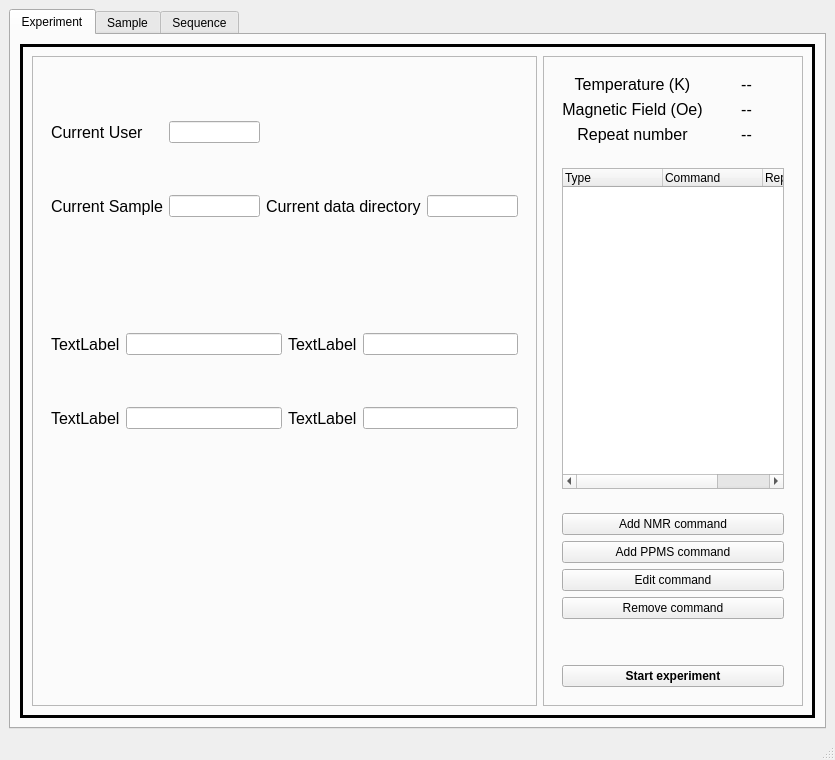
Qt form ui files/gui_pyqtgraph_9.ui (jhead96/NMR-spectrometer-GUI) before a commit.
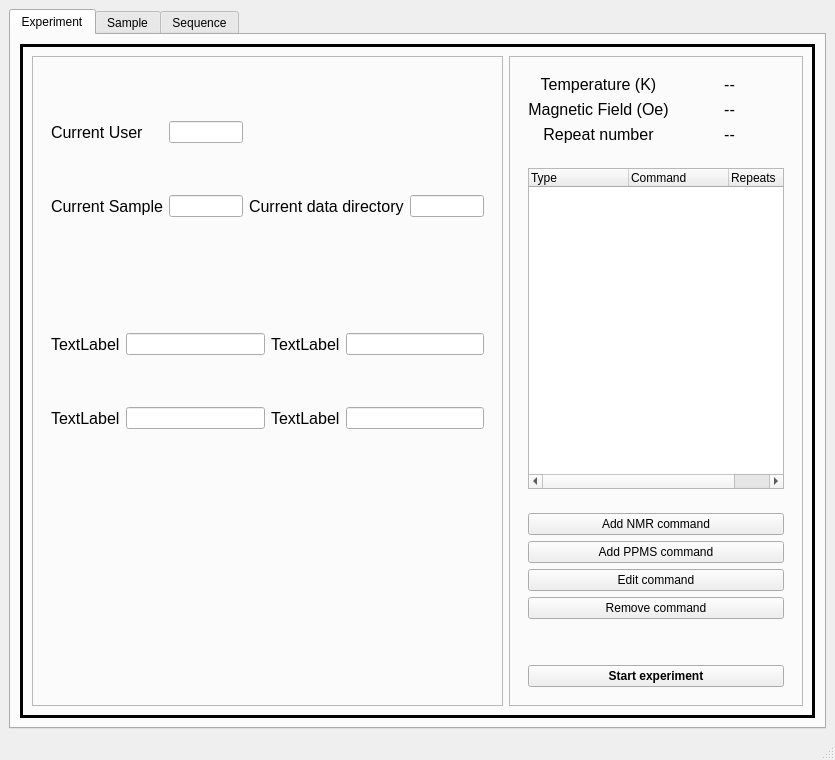
The same form after that commit. Custom widgets are drawn as their Qt base class.

Commit message: Rescaled ui elements. Added pyqtgraph_10.py

What changed in the file:
```diff
--- a/ui files/gui_pyqtgraph_9.ui
+++ b/ui files/gui_pyqtgraph_9.ui
@@ -261,6 +261,12 @@
            </item>
            <item>
             <widget class="QFrame" name="rightFrame">
+             <property name="sizePolicy">
+              <sizepolicy hsizetype="Fixed" vsizetype="Preferred">
+               <horstretch>0</horstretch>
+               <verstretch>0</verstretch>
+              </sizepolicy>
+             </property>
              <property name="frameShape">
               <enum>QFrame::StyledPanel</enum>
              </property>
```
The commit also changes 4 other files.
